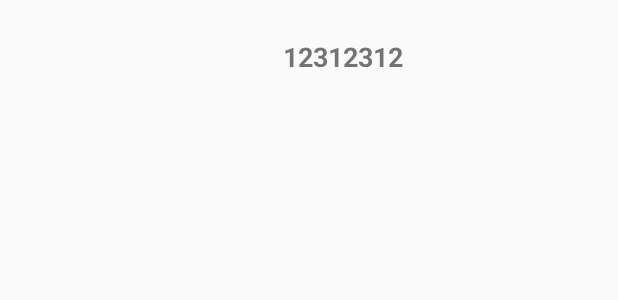
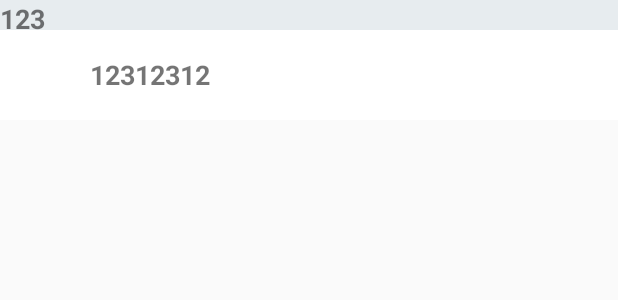
Before and after one commit to sharpayzara/SIMSCLIENT, an Android app: the layout item_find.xml on its own in the app's theme, with its tools: preview values and no code run, on a phone screen of 412 x 824 dp. Shown: the top 300 px of the screen. Run offline under Robolectric (Android 15) with nearby library versions, the phone set to English and light mode, and no system bars.

Commit message:
Merge branch 'master' of https://github.com/sharpayzara/SIMSCLIENT
# Conflicts:
#	app/app.iml
#	app/build.gradle
#	app/src/main/res/values/colors.xml

```diff
--- a/app/src/main/res/layout/item_find.xml
+++ b/app/src/main/res/layout/item_find.xml
@@ -1,19 +1,21 @@
 <?xml version="1.0" encoding="utf-8"?>
 <LinearLayout xmlns:android="http://schemas.android.com/apk/res/android"
     android:layout_width="match_parent"
-    android:layout_height="50dp"
+    android:layout_height="80dp"
     android:orientation="vertical"
-    android:padding="5dp">
+   >
 
     <LinearLayout
         android:layout_width="match_parent"
         android:layout_height="20dp"
-        android:gravity="center">
+        android:background="#E7ECEF"
+        android:gravity="center_vertical">
 
         <TextView
             android:id="@+id/item_find_pingyin"
             android:layout_width="wrap_content"
             android:layout_height="wrap_content"
+            android:text="123"
             android:textSize="18sp"
             android:textStyle="bold" />
 
@@ -21,19 +23,21 @@
 
     <LinearLayout
         android:layout_width="match_parent"
-        android:layout_height="20dp"
-        android:orientation="horizontal"
-        android:gravity="center">
+        android:layout_height="match_parent"
+        android:background="@color/white"
+        android:gravity="center_vertical"
+        android:orientation="horizontal">
 
         <ImageView
             android:id="@+id/item_find_img"
-            android:layout_width="45dp"
-            android:layout_height="match_parent" />
+            android:layout_width="50dp"
+            android:layout_height="50dp" />
 
         <TextView
             android:id="@+id/item_find_brand"
             android:layout_width="wrap_content"
             android:layout_height="wrap_content"
+            android:paddingLeft="10dp"
             android:text="12312312"
             android:textSize="18sp"
             android:textStyle="bold" />
```
